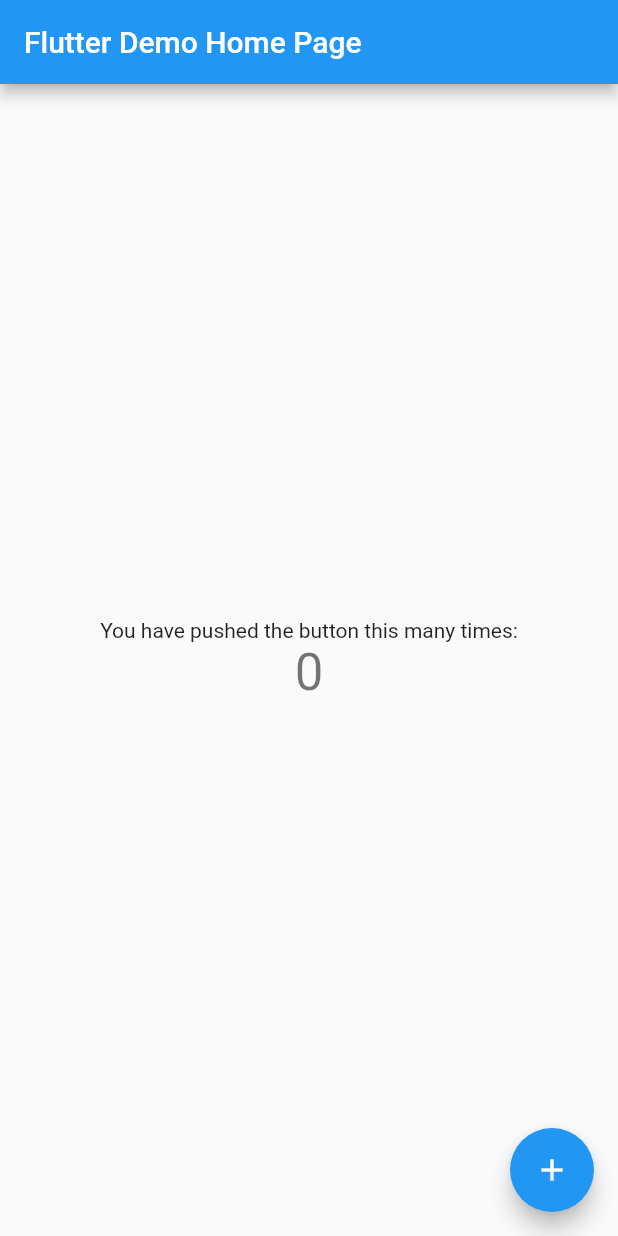
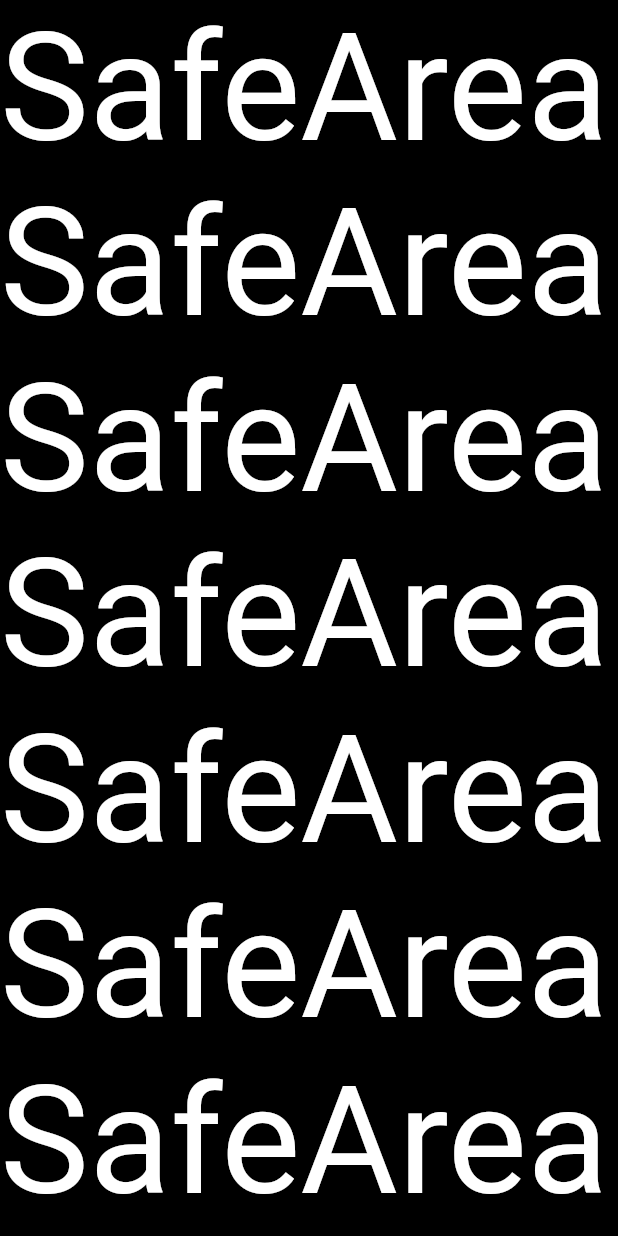
Before and after one commit to flutter-preview/HirotoKonno-Flutter_WidgetOfTheWeek, a Flutter app: the screen it shows after launch, on a phone screen of 412 x 824 dp. Run offline on Flutter 3.47's test engine with Material 2 defaults, Android fonts, the phone set to English and light mode, and no system bars.

Commit message:
Add SampleSafeAreaView

```diff
--- a/lib/main.dart
+++ b/lib/main.dart
@@ -14,52 +14,33 @@
       theme: ThemeData(
         primarySwatch: Colors.blue,
       ),
-      home: const MyHomePage(title: 'Flutter Demo Home Page'),
+      home: _SampleSafeAreaView(),
     );
   }
 }
 
-class MyHomePage extends StatefulWidget {
-  const MyHomePage({super.key, required this.title});
-  final String title;
-
-  @override
-  State<MyHomePage> createState() => _MyHomePageState();
-}
-
-class _MyHomePageState extends State<MyHomePage> {
-  int _counter = 0;
-
-  void _incrementCounter() {
-    setState(() {
-      _counter++;
-    });
-  }
-
+class _SampleSafeAreaView extends StatelessWidget {
   @override
   Widget build(BuildContext context) {
     return Scaffold(
-      appBar: AppBar(
-        title: Text(widget.title),
-      ),
-      body: Center(
-        child: Column(
-          mainAxisAlignment: MainAxisAlignment.center,
-          children: <Widget>[
-            const Text(
-              'You have pushed the button this many times:',
+      backgroundColor: Colors.green,
+      body: SafeArea(
+        // top: false,
+        // bottom: false,
+        // minimum: EdgeInsets.all(10.0),
+        // maintainBottomViewPadding: true,
+        child:             Container(
+          // height: 2000,
+          color: Colors.black,
+          child: const Text(
+            "SafeArea SafeArea SafeArea SafeArea SafeArea SafeArea SafeArea SafeArea SafeArea",
+            style: TextStyle(
+              // overflow: TextOverflow.ellipsis,
+              color: Colors.white,
+              fontSize: 100,
             ),
-            Text(
-              '$_counter',
-              style: Theme.of(context).textTheme.headlineMedium,
-            ),
-          ],
+          ),
         ),
-      ),
-      floatingActionButton: FloatingActionButton(
-        onPressed: _incrementCounter,
-        tooltip: 'Increment',
-        child: const Icon(Icons.add),
       ),
     );
   }
```
Also changed, not shown: SafeArea.png (added).
